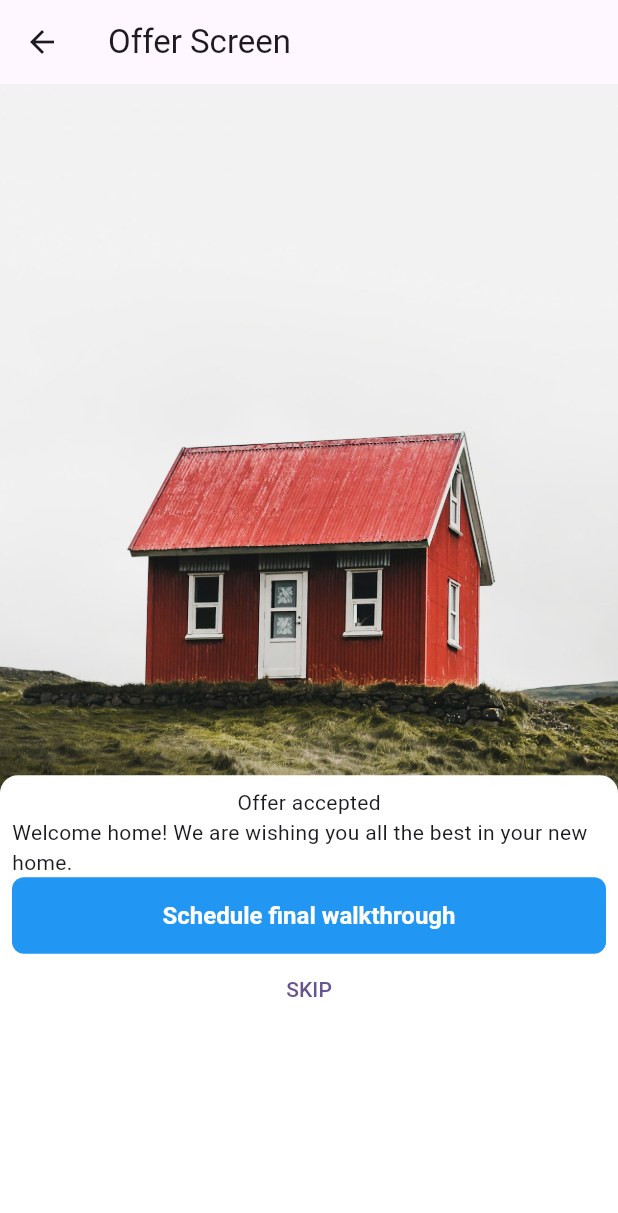
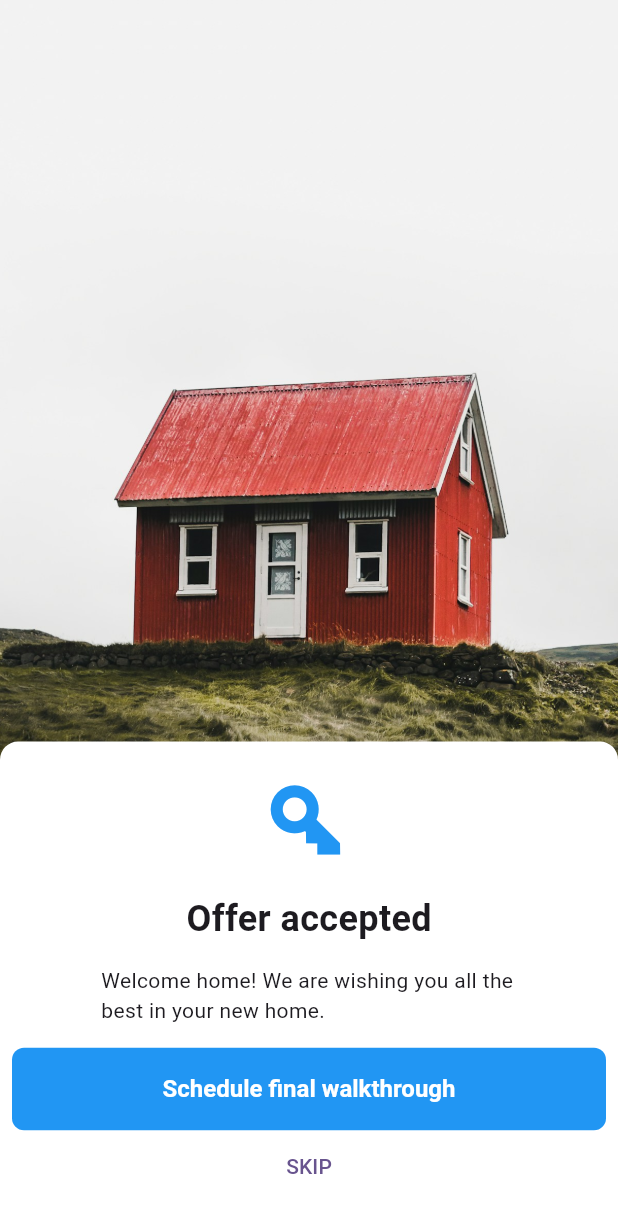
Before and after one commit to DennisCMoes/real-estate-mobile, a Flutter app: the OfferAcceptedScreen screen opened by its route, on a phone screen of 412 x 824 dp. Shown: the top 1213 px of the screen. Run offline on Flutter 3.47's test engine with Material 3 defaults, Android fonts, the phone set to English and light mode, and no system bars.

Commit message:
Updated the accepted offer screen

```diff
--- a/lib/screens/accepted.dart
+++ b/lib/screens/accepted.dart
@@ -1,24 +1,52 @@
 import 'package:flutter/material.dart';
-import 'package:flutter/widgets.dart';
+import 'package:real_estate/components/primary_button.dart';
+import 'package:real_estate/transitions/slide_from_bottom.dart';
 
-class OfferAcceptedScreen extends StatelessWidget {
+class OfferAcceptedScreen extends StatefulWidget {
   const OfferAcceptedScreen({super.key});
+
+  @override
+  State<OfferAcceptedScreen> createState() => _OfferAcceptedScreenState();
+}
+
+class _OfferAcceptedScreenState extends State<OfferAcceptedScreen> {
+  bool _heroAnimationComplete = false;
+
+  @override
+  void initState() {
+    super.initState();
+
+    WidgetsBinding.instance.addPostFrameCallback((_) {
+      ModalRoute.of(context)?.animation?.addStatusListener((status) async {
+        if (status == AnimationStatus.completed) {
+          await Future.delayed(const Duration(milliseconds: 500));
+
+          setState(() {
+            _heroAnimationComplete = true;
+          });
+        }
+      });
+    });
+  }
 
   @override
   Widget build(BuildContext context) {
     return Scaffold(
-      appBar: AppBar(
-        title: const Text('Offer Screen'),
-      ),
       body: Stack(
         children: [
           const Positioned.fill(
+            child: Hero(
+              tag: 'HouseImg',
               child: Image(
                 image: AssetImage('assets/images/house_img.jpg'),
                 fit: BoxFit.cover,
               ),
             ),
-          Align(
+          ),
+          if (_heroAnimationComplete)
+            SlideFromBottom(
+              durationMS: 400,
+              child: Align(
                 alignment: Alignment.bottomCenter,
                 child: FractionallySizedBox(
                   widthFactor: 1,
@@ -36,38 +64,60 @@ class OfferAcceptedScreen extends StatelessWidget {
                           spreadRadius: 12,
                           blurRadius: 30,
                         )
-                    ]),
+                      ],
+                    ),
                     child: Padding(
                       padding: const EdgeInsets.all(8.0),
                       child: Column(
+                        mainAxisAlignment: MainAxisAlignment.spaceEvenly,
                         children: [
-                      const Text('Offer accepted'),
+                          Transform.rotate(
+                            angle: 0.7854,
+                            child: const Icon(
+                              Icons.key,
+                              size: 64,
+                              color: Colors.blue,
+                            ),
+                          ),
                           const Text(
-                          'Welcome home! We are wishing you all the best in your new home.'),
-                      SizedBox(
-                        width: double.infinity,
-                        child: TextButton(
-                          onPressed: () {},
-                          style: TextButton.styleFrom(
-                            padding: const EdgeInsets.symmetric(vertical: 16),
-                            backgroundColor: Colors.blue,
-                            foregroundColor: Colors.white,
-                            textStyle: const TextStyle(
-                              fontSize: 16,
+                            'Offer accepted',
+                            style: TextStyle(
+                              fontSize: 24,
                               fontWeight: FontWeight.w600,
                             ),
-                            shape: RoundedRectangleBorder(
-                              borderRadius: BorderRadius.circular(8),
+                          ),
+                          const FractionallySizedBox(
+                            widthFactor: 0.7,
+                            child: Text(
+                              'Welcome home! We are wishing you all the best in your new home.',
                             ),
                           ),
-                          child: const Text('Schedule final walkthrough'),
-                        ),
+                          Column(
+                            children: [
+                              PrimaryButton(
+                                label: 'Schedule final walkthrough',
+                                onClick: () {
+                                  Navigator.pushNamedAndRemoveUntil(
+                                    context,
+                                    'home',
+                                    (Route<dynamic> route) => false,
+                                  );
+                                },
                               ),
                               TextButton(
-                        onPressed: () {},
+                                onPressed: () {
+                                  Navigator.pushNamedAndRemoveUntil(
+                                    context,
+                                    'home',
+                                    (Route<dynamic> route) => false,
+                                  );
+                                },
                                 child: const Text("SKIP"),
-                      )
+                              ),
                             ],
+                          ),
+                        ],
+                      ),
                     ),
                   ),
                 ),
--- a/lib/transitions/slide_from_bottom.dart
+++ b/lib/transitions/slide_from_bottom.dart
@@ -2,8 +2,13 @@ import 'package:flutter/material.dart';
 
 class SlideFromBottom extends StatefulWidget {
   final Widget child;
+  final int durationMS;
 
-  const SlideFromBottom({super.key, required this.child});
+  const SlideFromBottom({
+    super.key,
+    required this.child,
+    this.durationMS = 500,
+  });
 
   @override
   State<SlideFromBottom> createState() => _SlideFromBottomState();
@@ -19,7 +24,7 @@ class _SlideFromBottomState extends State<SlideFromBottom>
     super.initState();
 
     _controller = AnimationController(
-      duration: const Duration(milliseconds: 500),
+      duration: Duration(milliseconds: widget.durationMS),
       vsync: this,
     );
 
@@ -27,7 +32,7 @@ class _SlideFromBottomState extends State<SlideFromBottom>
         Tween<Offset>(begin: const Offset(0.0, 0.4), end: Offset.zero).animate(
       CurvedAnimation(
         parent: _controller,
-        curve: Curves.easeOut,
+        curve: Curves.easeInOut,
       ),
     );
 
```
Lines whose indentation alone changed are shown as unchanged.
